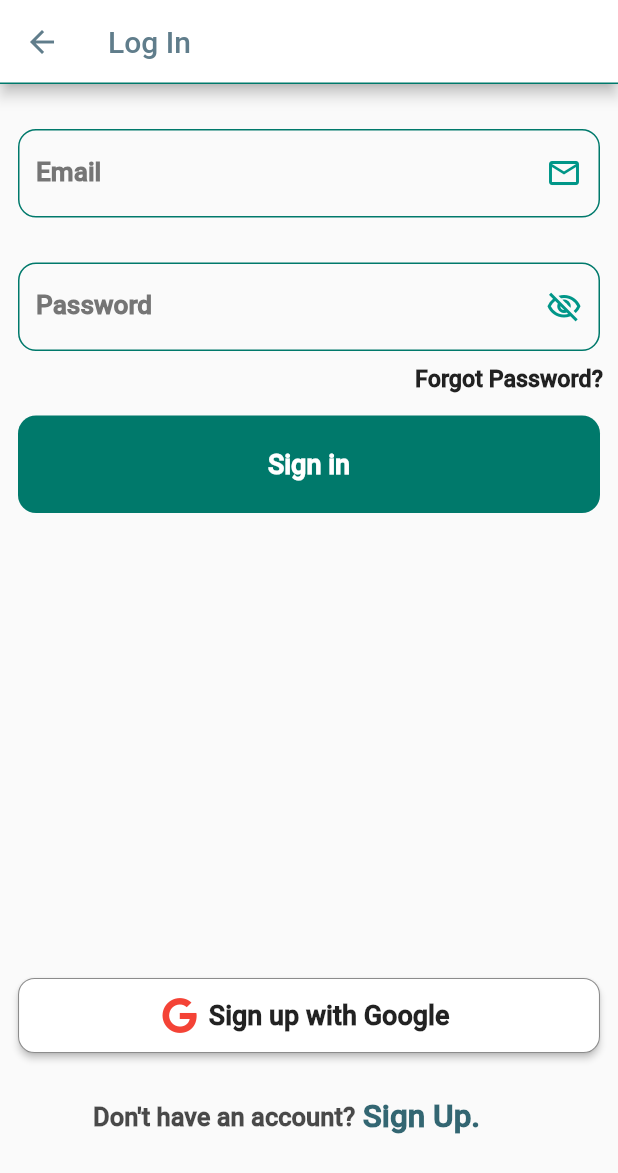
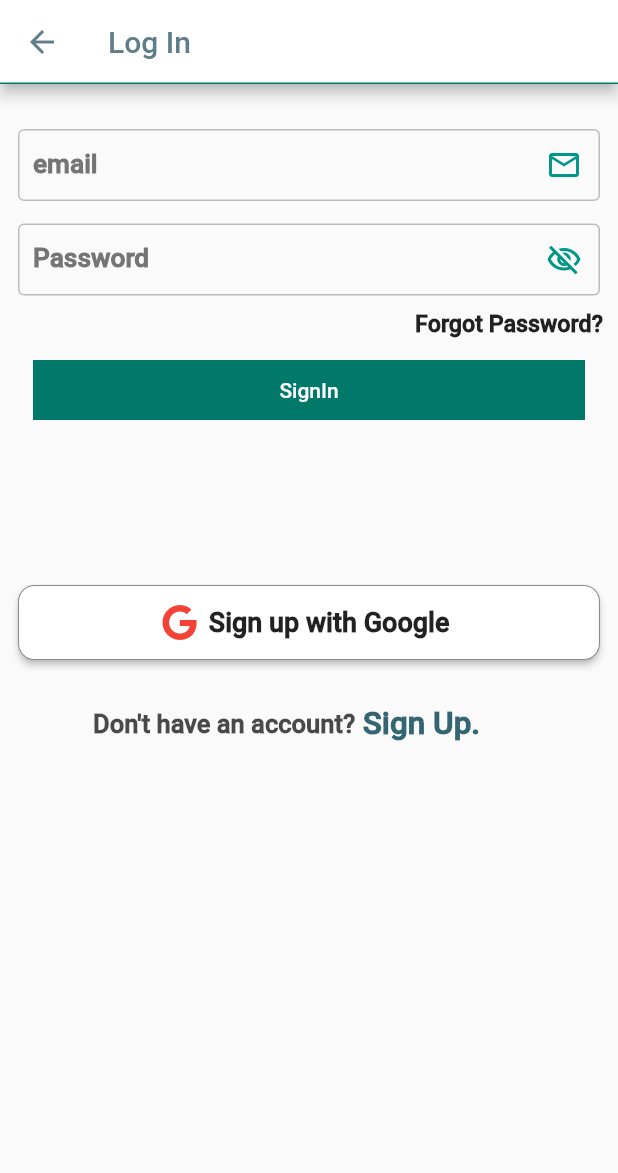
Before and after one commit to sandeepraju124/SSSv1, a Flutter app: the screen it shows after launch, after a tap on "Log in with Email", on a phone screen of 412 x 824 dp. Shown: the top 1173 px of the screen. Run offline on Flutter 3.47's test engine with Material 2 defaults, Android fonts, the phone set to English and light mode, and no system bars; our stand-ins replace firebase_auth, firebase_core, font_awesome_flutter, gap, google_maps_flutter, google_sign_in and 2 more; accounts and stored records are empty; statements that could not run were skipped.

Commit message:
added image picker for dp

```diff
--- a/lib/login/Signupfolder/newsignuppage.dart
+++ b/lib/login/Signupfolder/newsignuppage.dart
@@ -5,12 +5,13 @@
 // import 'package:backendapp/utils/navigators.dart';
 // ignore_for_file: prefer_const_constructors, prefer_const_literals_to_create_immutables, avoid_print
 
-import 'package:flutter/foundation.dart';
+
+import 'dart:io';
+
 import 'package:flutter/material.dart';
-
+import 'package:image_picker/image_picker.dart';
 import 'package:firebase_auth/firebase_auth.dart';
 import 'package:sssv1/network_calling/http.dart';
-
 import '../../utils/constants.dart';
 
 class NewSignuppage extends StatefulWidget {
@@ -25,6 +26,16 @@ class _NewSignuppageState extends State<NewSignuppage> {
 
   // String selectedGender = "";
   Gender? _selectedGender;
+  File? _dp;
+
+
+  Future imagePicker(ImageSource source)async{
+    ImagePicker pick = ImagePicker();
+    final pickedFile = await pick.pickImage(source: source);
+    setState(() {
+      _dp = File(pickedFile!.path);
+    });
+  }
 
   Widget _buildGenderOption(Gender gender, String label) {
     return GestureDetector(
@@ -174,12 +185,23 @@ class _NewSignuppageState extends State<NewSignuppage> {
                   flex: 35,
                   child: Container(
                     padding: EdgeInsets.all(10),
+                    // color: Colors.red,
                     color: Colors.grey[200],
                     height: 150,
-                    child: const CircleAvatar(
-                      radius: 50,
-                      backgroundImage: NetworkImage(
-                          "https://expertphotography.b-cdn.net/wp-content/uploads/2018/10/cool-profile-pictures-retouching-1.jpg"),
+                    child: GestureDetector(
+                      onTap: (){
+                          imagePicker(ImageSource.gallery);
+                      },
+                      child: _dp == null ?
+                       CircleAvatar(
+                        radius: 50,
+                        backgroundImage:
+                        AssetImage("images/defaulltdp.png")
+                      ) :
+                      CircleAvatar(
+                        radius: 50,
+                        backgroundImage:FileImage(_dp!)
+                      ),
                     ),
                   ),
                 )
--- a/lib/login/initialpage.dart
+++ b/lib/login/initialpage.dart
@@ -182,6 +182,7 @@
 import 'package:flutter/material.dart';
 import 'package:font_awesome_flutter/font_awesome_flutter.dart';
 import 'package:sssv1/utils/constants.dart';
+import 'package:sssv1/utils/navigator.dart';
 import 'Signupfolder/signupauth.dart';
 import 'package:provider/provider.dart';
 import 'authstate.dart';
@@ -199,16 +200,16 @@ class _InitialPageState extends State<InitialPage> {
   Widget build(BuildContext context) {
     return Scaffold(
       backgroundColor: Colors.white,
-      body: SingleChildScrollView(
-        child: Padding(
-            padding:
-                const EdgeInsets.symmetric(horizontal: 26.0, vertical: 110.0),
+      body: SafeArea(
         child: Column(
+          // mainAxisAlignment: MainAxisAlignment.spaceAround,
           crossAxisAlignment: CrossAxisAlignment.start,
           children: [
+            SizedBox(height: 20,),
             Text(
               'Welcome to our Application',
               style: TextStyle(
+
                   // color: Colors.deepPurple.shade900,
                   // Color tgDarkPrimaryColor: Color(#00796B),
                   color: tgDarkPrimaryColor,
@@ -223,7 +224,7 @@ class _InitialPageState extends State<InitialPage> {
                   fontSize: 17,
                   fontWeight: FontWeight.bold),
             ),
-                SizedBox(height: 95),
+            SizedBox(height: 50),
             Padding(
               padding: const EdgeInsets.symmetric(vertical: 60.0),
               child: Image.asset(
@@ -293,72 +294,50 @@ class _InitialPageState extends State<InitialPage> {
             // ),
 
             // sign field??
+            GestureDetector(
+              onTap: (){
+                Navigators().navigatorPush(context, AuthState());
+              },
+              child: Container(
+                          height: 40,
+                          margin: const EdgeInsets.symmetric(horizontal: 22),
+                        width: double.infinity,
+                        decoration: BoxDecoration(
+                          border: Border.all(color: tgDividerColor),
+              // borderRadius: BorderRadius.circular(16),
+              // color: tgDarkPrimaryColor
+              ),
+                        child: Align(
+                        alignment: Alignment.center,
+                          child: Text("Log in with Email", style: TextStyle(color: tgPrimaryText))),
 
-                ElevatedButton(
-                    style: ElevatedButton.styleFrom(
-                        backgroundColor: Colors.white,
-                        minimumSize: Size(double.infinity, 50),
-                        shape: RoundedRectangleBorder(
-                          borderRadius: BorderRadius.circular(11),
-                        ),
-                        side:
-                            BorderSide(color: tgDarkPrimaryColor, width: 0.7)),
-                    onPressed: () {
-                      Navigator.push(context,
-                          MaterialPageRoute(builder: (context) {
-                        return AuthState();
-                      }));
-                    },
-                    child: Text(
-                      'Log in with Email',
-                      style: TextStyle(
-                        color: tgPrimaryText,
-                        fontSize: 20,
-                        fontWeight: FontWeight.bold,
-                      ),
-                    )),
-
-                SizedBox(height: 15),
-
-                ElevatedButton(
-                    style: ElevatedButton.styleFrom(
-                        // backgroundColor: Colors.deepPurple.shade800,
-                        backgroundColor: tgDarkPrimaryColor,
-                        minimumSize: Size(double.infinity, 50),
-                        shape: RoundedRectangleBorder(
-                          borderRadius: BorderRadius.circular(11),
-                        ),
-                        side: BorderSide(color: Colors.black, width: 0.7)),
-                    onPressed: () {
-                      Navigator.push(context,
-                          MaterialPageRoute(builder: (context) {
-                        return Signupauth();
-                      }));
-                    },
-                    child: Text(
-                      "I' AM NEW",
-                      style: TextStyle(
-                        color: Colors.white,
-                        fontSize: 20,
-                        fontWeight: FontWeight.bold,
-                      ),
-                    )),
-
-                SizedBox(height: 15),
-
-                ElevatedButton.icon(
-                  style: ElevatedButton.styleFrom(
-                    backgroundColor: Colors.white,
-                    minimumSize: Size(double.infinity, 50),
-                    shape: RoundedRectangleBorder(
-                      borderRadius: BorderRadius.circular(11),
-                    ),
-                    side: BorderSide(
-                      color: tgDarkPrimaryColor,
-                      width: 0.7,
                   ),
             ),
-                  onPressed: () {
+
+            SizedBox(height: 10),
+
+            GestureDetector(
+              onTap: () {
+                Navigators().navigatorPush(context, Signupauth());
+              },
+              child: Container(
+                height: 40,
+                margin: const EdgeInsets.symmetric(horizontal: 22),
+                width: double.infinity,
+                decoration: const BoxDecoration(
+                    // borderRadius: BorderRadius.circular(16),
+                    color: tgDarkPrimaryColor),
+                child: const Align(
+                    alignment: Alignment.center,
+                    child: Text("I' AM NEW",
+                        style: TextStyle(color: Colors.white))),
+              ),
+            ),
+
+            SizedBox(height: 10),
+
+            GestureDetector(
+              onTap: (){
                 final provider = Provider.of<GoogleSignInController>(
                     context,
                     listen: false);
@@ -373,24 +352,51 @@ class _InitialPageState extends State<InitialPage> {
                 //     MaterialPageRoute(builder: (context) {
                 //   return GloginIntialPage();
                 // }));
+
               },
-                  label: Text(
-                    "Sign up with Google",
-                    textAlign: TextAlign.center,
-                    style: TextStyle(
-                      color: Colors.black87,
-                      fontSize: 18,
-                      fontWeight: FontWeight.bold,
+              child: Container(
+                          height: 40,
+                          margin: const EdgeInsets.symmetric(horizontal: 22),
+                        width: double.infinity,
+                        decoration: BoxDecoration(
+                          border: Border.all(color: tgDividerColor),
+              // color: Colors.
               ),
+                        child:Align(
+                        alignment: Alignment.center,
+                          child: Row(
+              mainAxisAlignment: MainAxisAlignment.center,
+              children: [
+                Padding(
+                  padding: const EdgeInsets.all(5.0),
+                  child: Image.asset(height: 23, "images/Google.png"),
                 ),
-                  icon: FaIcon(
-                    FontAwesomeIcons.google,
-                    color: Colors.red,
+                Text("Sign up with Google", style: TextStyle(color: tgPrimaryText)),
+              ],
+                          )),
                   ),
             ),
           ],
-            )),
+        ),
       ),
     );
   }
 }
+
+// "Sign up with Google",
+// onPressed: () {
+//                     final provider = Provider.of<GoogleSignInController>(
+//                         context,
+//                         listen: false);
+//                     provider.login();
+//                     // Provider.of<GoogleSignInController>(context, listen: false)
+//                     //     .login();
+//                     // // // Navigator.push(context, MaterialPageRoute(builder: (context) {
+//                     // // //   return GoogleAuthI();
+//                     // // // }));
+//                     // // Authgooglesignin().signInWithGoogle();
+//                     // Navigator.push(context,
+//                     //     MaterialPageRoute(builder: (context) {
+//                     //   return GloginIntialPage();
+//                     // }));
+//                   },
--- a/lib/login/login folder/loginpage.dart
+++ b/lib/login/login folder/loginpage.dart
@@ -5,6 +5,7 @@ import 'package:flutter/material.dart';
 import 'package:font_awesome_flutter/font_awesome_flutter.dart';
 import 'package:provider/provider.dart';
 import 'package:sssv1/utils/constants.dart';
+import 'package:sssv1/utils/navigator.dart';
 import '../google_login_controller.dart';
 import '../forgotpwpage.dart';
 import '../Signupfolder/signupauth.dart';
@@ -81,18 +82,19 @@ class _LoginPageState extends State<LoginPage> {
                 controller: _emailcontroller,
                 keyboardType: TextInputType.emailAddress,
                 decoration: InputDecoration(
-                  labelText: 'Email',
+                  contentPadding: EdgeInsets.all(10),
+                  labelText: 'email',
                   labelStyle: TextStyle(
                       color: tgSecondaryText,
                       fontWeight: FontWeight.bold,
                       fontSize: 17.5),
                   enabledBorder: OutlineInputBorder(
-                    borderSide: BorderSide(color: tgDarkPrimaryColor),
-                    borderRadius: BorderRadius.circular(12),
+                    borderSide: BorderSide(color: tgDividerColor),
+                    // borderRadius: BorderRadius.circular(12),
                   ),
                   focusedBorder: OutlineInputBorder(
-                    borderSide: BorderSide(color: tgDarkPrimaryColor),
-                    borderRadius: BorderRadius.circular(12),
+                    borderSide: BorderSide(color: tgDividerColor),
+                    // borderRadius: BorderRadius.circular(12),
                   ),
                   suffixIcon: Icon(
                     Icons.mail_outlined,
@@ -101,7 +103,7 @@ class _LoginPageState extends State<LoginPage> {
                 ),
               ),
             ),
-            SizedBox(height: 30),
+            SizedBox(height: 15),
 
             //password field//
 
@@ -112,6 +114,7 @@ class _LoginPageState extends State<LoginPage> {
                 obscureText: passwordObscured,
                 keyboardType: TextInputType.text,
                 decoration: InputDecoration(
+                  contentPadding: EdgeInsets.all(10),
                   labelText: 'Password',
                   labelStyle: TextStyle(
                       // color: Color.fromARGB(181, 0, 0, 0),
@@ -119,12 +122,12 @@ class _LoginPageState extends State<LoginPage> {
                       fontWeight: FontWeight.bold,
                       fontSize: 17.5),
                   enabledBorder: OutlineInputBorder(
-                    borderSide: BorderSide(color: tgDarkPrimaryColor),
-                    borderRadius: BorderRadius.circular(12),
+                    borderSide: BorderSide(color: tgDividerColor),
+                    // borderRadius: BorderRadius.circular(12),
                   ),
                   focusedBorder: OutlineInputBorder(
-                    borderSide: BorderSide(color: tgDarkPrimaryColor),
-                    borderRadius: BorderRadius.circular(12),
+                    borderSide: BorderSide(color: tgDividerColor),
+                    // borderRadius: BorderRadius.circular(12),
                   ),
                   suffixIcon: GestureDetector(
                     onTap: () {
@@ -173,30 +176,27 @@ class _LoginPageState extends State<LoginPage> {
             SizedBox(height: 15),
 
             //sign in field//
+            // SignIn
+            // tgDarkPrimaryColor
 
-            Padding(
-              padding: const EdgeInsets.symmetric(horizontal: 12),
-              child: GestureDetector(
-                onTap: SignIn,
-                child: Container(
-                  padding: EdgeInsets.all(22.0),
-                  decoration: BoxDecoration(
-                      color: tgDarkPrimaryColor,
-                      borderRadius: BorderRadius.circular(12)),
-                  child: Center(
-                    child: Text(
-                      'Sign in',
-                      style: TextStyle(
-                          color: Colors.white,
-                          fontSize: 18,
-                          fontWeight: FontWeight.bold),
-                    ),
-                  ),
-                ),
-              ),
-            ),
+            GestureDetector(
+        onTap: (){
+          SignIn();
+        },
+        child: Container(
+                height: 40,
+                margin: const EdgeInsets.symmetric(horizontal: 22),
+              width: double.infinity,
+              decoration: const BoxDecoration(
+                  // borderRadius: BorderRadius.circular(16),
+                  color: tgDarkPrimaryColor),
+              child: const Align(
+              alignment: Alignment.center,
+                child: Text("SignIn", style: TextStyle(color: Colors.white))),
+        ),
+      ),
 
-            SizedBox(height: 310),
+            SizedBox(height: 110),
 
             // google signup//
 
--- a/lib/main.dart
+++ b/lib/main.dart
@@ -52,9 +52,9 @@ void main() async {
     ChangeNotifierProvider<AllBusinessListProvider>(
       create: (_) => AllBusinessListProvider(),
     ),
-    // ChangeNotifierProvider<CommentSectionProvider>(
-    //   create: (_) => CommentSectionProvider(),
-    // ),
+    ChangeNotifierProvider<GoogleSignInController>(
+      create: (_) => GoogleSignInController(),
+    ),
   ], child: MyApp()));
 }
 
--- a/lib/screens/RealEstateProfile.dart
+++ b/lib/screens/RealEstateProfile.dart
@@ -452,7 +452,7 @@ class _RealEstateProfileState extends State<RealEstateProfile>
                   width: double.infinity,
                   height: 300,
                   // color: Colors.white,
-                  // child: MapScreenPage(),
+                  child: MapScreenPage(),
                 ),
 
                 SizedBox(
--- a/lib/screens/mapscreen.dart
+++ b/lib/screens/mapscreen.dart
@@ -1,3 +1,5 @@
+// ignore_for_file: prefer_const_constructors
+
 import 'package:flutter/material.dart';
 import 'package:google_maps_flutter/google_maps_flutter.dart';
 
--- a/lib/screens/user_profile.dart
+++ b/lib/screens/user_profile.dart
@@ -21,6 +21,8 @@ class _UserProfileState extends State<UserProfile> {
     final user = FirebaseAuth.instance.currentUser;
     String? email = user?.email;
     String? name = user?.displayName;
+    final provider =
+        Provider.of<GoogleSignInController>(context, listen: false);
 
     return Scaffold(
         backgroundColor: Colors.grey[100],
@@ -323,8 +325,8 @@ class _UserProfileState extends State<UserProfile> {
             // logout
             InkWell(
               onTap: () {
-                final provider =
-                    Provider.of<GoogleSignInController>(context, listen: false);
+                // final provider =
+                //     Provider.of<GoogleSignInController>(context, listen: false);
                 provider.logOut();
               },
               child: Container(
--- a/pubspec.yaml
+++ b/pubspec.yaml
@@ -63,6 +63,7 @@ dev_dependencies:
   cupertino_icons: ^1.0.2
   google_maps_flutter: ^2.2.6
   flutter_staggered_grid_view: ^0.6.2
+  image_picker: ^0.8.8
 
 
 # For information on the generic Dart part of this file, see the
```
Also changed, not shown: assets/Google.png (deleted), assets/googlelogo.png (added), images/defaulltdp.png (added), pubspec.lock, 2 other files. Lines whose indentation alone changed are shown as unchanged.
